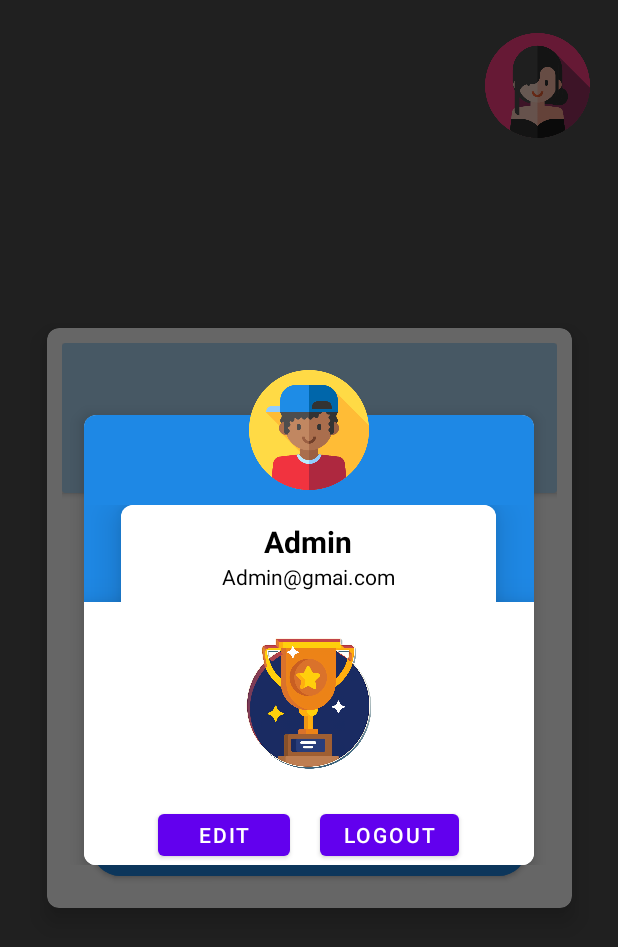
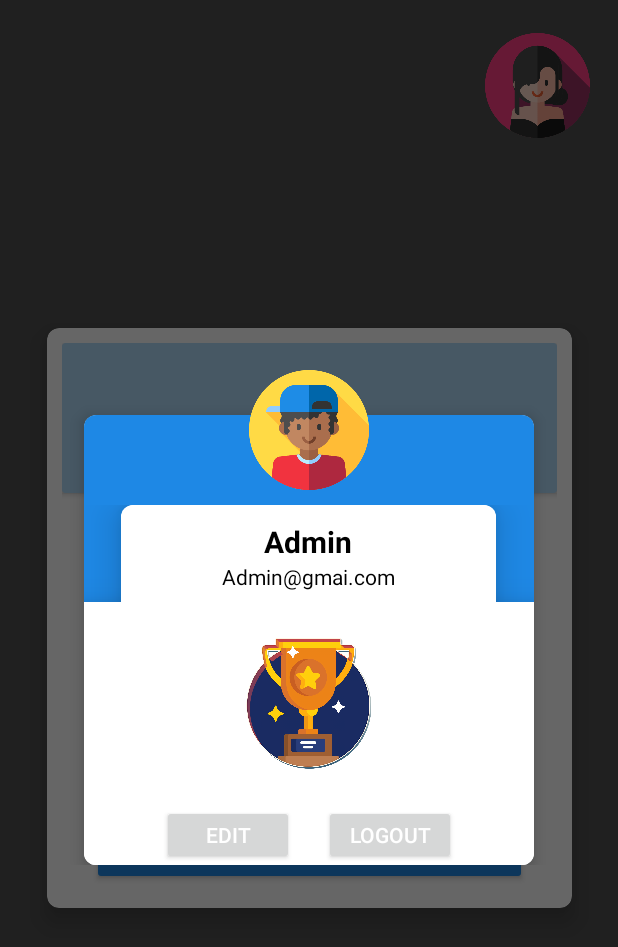
Before and after one commit to Diovethi/DescobrePortugalApp, an Android app: the Quiz screen opened directly, with no data from a screen before it, after a tap on an icon or button, on a phone screen of 412 x 824 dp. Shown: the top 947 px of the screen. Run offline under Robolectric (Android 15) with nearby library versions, the phone set to English and light mode, and no system bars; our stand-ins replace Volley; network calls fail; 21 statements that could not run were skipped.

Commit message:
Minor Visual Fixes

```diff
--- a/app/src/main/java/com/example/myapplication/ListaPontosInteresse.java
+++ b/app/src/main/java/com/example/myapplication/ListaPontosInteresse.java
@@ -58,8 +58,6 @@ public class ListaPontosInteresse extends AppCompatActivity {
     @Override
     protected void onCreate(Bundle savedInstanceState) {
         super.onCreate(savedInstanceState);
-        requestWindowFeature(Window.FEATURE_NO_TITLE);
-        this.getWindow().setFlags(WindowManager.LayoutParams.FLAG_FULLSCREEN, WindowManager.LayoutParams.FLAG_FULLSCREEN);
         setContentView(R.layout.activity_lista_pontos_interesse);
 
         btVoltar = findViewById(R.id.btVoltar);
--- a/app/src/main/java/com/example/myapplication/Login.java
+++ b/app/src/main/java/com/example/myapplication/Login.java
@@ -45,8 +45,6 @@ public class Login extends AppCompatActivity {
     @Override
     protected void onCreate(Bundle savedInstanceState) {
         super.onCreate(savedInstanceState);
-        requestWindowFeature(Window.FEATURE_NO_TITLE);
-        this.getWindow().setFlags(WindowManager.LayoutParams.FLAG_FULLSCREEN,WindowManager.LayoutParams.FLAG_FULLSCREEN);
         setContentView(R.layout.activity_main);
 
         cidadeModel=(CidadeModel) getIntent().getExtras().get("cidade");
--- a/app/src/main/java/com/example/myapplication/Menu.java
+++ b/app/src/main/java/com/example/myapplication/Menu.java
@@ -46,8 +46,6 @@ public class Menu extends AppCompatActivity {
     @Override
     protected void onCreate(Bundle savedInstanceState) {
         super.onCreate(savedInstanceState);
-        requestWindowFeature(Window.FEATURE_NO_TITLE);
-        this.getWindow().setFlags(WindowManager.LayoutParams.FLAG_FULLSCREEN,WindowManager.LayoutParams.FLAG_FULLSCREEN);
         setContentView(R.layout.activity_menu);
 
         imagemFundo= findViewById(R.id.imagemFundo3);
--- a/app/src/main/java/com/example/myapplication/PontoInteresse.java
+++ b/app/src/main/java/com/example/myapplication/PontoInteresse.java
@@ -52,8 +52,6 @@ public class PontoInteresse extends AppCompatActivity {
     @Override
     protected void onCreate(Bundle savedInstanceState) {
         super.onCreate(savedInstanceState);
-        requestWindowFeature(Window.FEATURE_NO_TITLE);
-        this.getWindow().setFlags(WindowManager.LayoutParams.FLAG_FULLSCREEN, WindowManager.LayoutParams.FLAG_FULLSCREEN);
         setContentView(R.layout.activity_pontos_interesse);
 
         monumentoModel= new MonumentoModel();
--- a/app/src/main/java/com/example/myapplication/Quiz.java
+++ b/app/src/main/java/com/example/myapplication/Quiz.java
@@ -64,9 +64,6 @@ public class Quiz extends AppCompatActivity {
     @Override
     protected void onCreate(Bundle savedInstanceState) {
         super.onCreate(savedInstanceState);
-        requestWindowFeature(Window.FEATURE_NO_TITLE);
-        this.getWindow().setFlags(WindowManager.LayoutParams.FLAG_FULLSCREEN, WindowManager.LayoutParams.FLAG_FULLSCREEN);
-
         setContentView(R.layout.activity_quiz);
 
         userModel = (UserModel) getIntent().getExtras().get("user");
@@ -84,8 +81,6 @@ public class Quiz extends AppCompatActivity {
         imagemFundo = findViewById(R.id.imagemFundo3);
         perguntaModel = new PerguntaModel();
 
-
-        Toast.makeText(getApplicationContext(), cidadeModel.getNome(), Toast.LENGTH_LONG).show();
         setDesignElements(userModel);
         GetPergunta(cidadeModel.getNome());
 
--- a/app/src/main/java/com/example/myapplication/Register.java
+++ b/app/src/main/java/com/example/myapplication/Register.java
@@ -51,10 +51,7 @@ public class Register extends AppCompatActivity {
     @Override
     protected void onCreate(Bundle savedInstanceState) {
         super.onCreate(savedInstanceState);
-        requestWindowFeature(Window.FEATURE_NO_TITLE);
-        this.getWindow().setFlags(WindowManager.LayoutParams.FLAG_FULLSCREEN,WindowManager.LayoutParams.FLAG_FULLSCREEN);
-
-        setContentView(R.layout.activity_register);
+         setContentView(R.layout.activity_register);
         CidadeModel cidadeModel = (CidadeModel) getIntent().getExtras().get("cidade");
         addUserIcon= findViewById(R.id.logoImage);
         horizontalScrollView=findViewById(R.id.horizontalScrollView);
--- a/app/src/main/java/com/example/myapplication/SplashActivity.java
+++ b/app/src/main/java/com/example/myapplication/SplashActivity.java
@@ -52,9 +52,6 @@ public class SplashActivity extends AppCompatActivity {
     @Override
     protected void onCreate(Bundle savedInstanceState) {
         super.onCreate(savedInstanceState);
-        requestWindowFeature(Window.FEATURE_NO_TITLE);
-        this.getWindow().setFlags(WindowManager.LayoutParams.FLAG_FULLSCREEN,WindowManager.LayoutParams.FLAG_FULLSCREEN);
-
         setContentView(R.layout.activity_splash);
 
         resultReceiver = new AddressResultReceiver(new Handler());
--- a/app/src/main/res/layout/activity_lista_pontos_interesse.xml
+++ b/app/src/main/res/layout/activity_lista_pontos_interesse.xml
@@ -76,6 +76,7 @@
                     android:layout_height="50dp"
                     android:backgroundTint="#3949AB"
                     android:text="Voltar"
+                    android:textColor="@color/white"
                     app:layout_constraintEnd_toEndOf="parent"
                     app:layout_constraintStart_toEndOf="@+id/btnS"
                     tools:ignore="MissingConstraints"
--- a/app/src/main/res/layout/activity_menu.xml
+++ b/app/src/main/res/layout/activity_menu.xml
@@ -92,6 +92,7 @@
                     android:layout_height="50dp"
                     android:backgroundTint="#1E88E5"
                     android:text="Sim"
+                    android:textColor="@color/white"
                     android:visibility="visible"
                     app:layout_constraintStart_toStartOf="parent"
                     tools:ignore="MissingConstraints"
@@ -105,6 +106,7 @@
                     android:layout_marginStart="40dp"
                     android:backgroundTint="#3949AB"
                     android:text="Não"
+                    android:textColor="@color/white"
                     app:layout_constraintEnd_toEndOf="parent"
                     app:layout_constraintStart_toEndOf="@+id/btnS"
                     tools:ignore="MissingConstraints"
--- a/app/src/main/res/layout/activity_pontos_interesse.xml
+++ b/app/src/main/res/layout/activity_pontos_interesse.xml
@@ -124,6 +124,7 @@
                     android:gravity="center"
                     android:padding="0dp"
                     android:text="Voltar"
+                    android:textColor="@color/white"
                     app:layout_constraintEnd_toEndOf="parent"
                     app:layout_constraintStart_toEndOf="@+id/btnS"
                     tools:ignore="MissingConstraints"
--- a/app/src/main/res/layout/activity_quiz.xml
+++ b/app/src/main/res/layout/activity_quiz.xml
@@ -90,6 +90,7 @@
                     android:layout_marginTop="15dp"
                     android:layout_marginRight="20dp"
                     android:backgroundTint="#1E88E5"
+                    android:textColor="@color/white"
                     android:visibility="visible"
                     app:cornerRadius="20dp" />
 
@@ -101,6 +102,7 @@
                     android:layout_marginTop="15dp"
                     android:layout_marginRight="20dp"
                     android:backgroundTint="#1E88E5"
+                    android:textColor="@color/white"
                     app:cornerRadius="20dp" />
 
                 <Button
@@ -111,6 +113,7 @@
                     android:layout_marginTop="15dp"
                     android:layout_marginRight="20dp"
                     android:backgroundTint="#1E88E5"
+                    android:textColor="@color/white"
                     app:cornerRadius="20dp" />
 
                 <Button
@@ -121,6 +124,7 @@
                     android:layout_marginTop="15dp"
                     android:layout_marginRight="20dp"
                     android:backgroundTint="#1E88E5"
+                    android:textColor="@color/white"
                     app:cornerRadius="20dp" />
 
                 <!--   <Button
--- a/app/src/main/res/layout/activity_trofeus_regiao.xml
+++ b/app/src/main/res/layout/activity_trofeus_regiao.xml
@@ -76,6 +76,7 @@
                     android:layout_height="50dp"
                     android:backgroundTint="#1E88E5"
                     android:text="Voltar"
+                    android:textColor="@color/white"
                     android:visibility="visible"
                     app:layout_constraintStart_toStartOf="parent"
                     tools:ignore="MissingConstraints"
--- a/app/src/main/res/layout/dialog_user.xml
+++ b/app/src/main/res/layout/dialog_user.xml
@@ -138,7 +138,8 @@
                                 android:layout_height="40dp"
                                 android:layout_marginLeft="10dp"
                                 android:layout_marginRight="10dp"
-                                android:text="Edit" />
+                                android:text="Edit"
+                                android:textColor="@color/white" />
 
                             <Button
                                 android:id="@+id/btLogoutDialog"
@@ -146,7 +147,8 @@
                                 android:layout_height="40dp"
                                 android:layout_marginLeft="10dp"
                                 android:layout_marginRight="10dp"
-                                android:text="Logout" />
+                                android:text="Logout"
+                                android:textColor="@color/white" />
 
                         </LinearLayout>
                     </LinearLayout>
```
Also changed, not shown: app/src/main/AndroidManifest.xml (+29 -10 lines).
